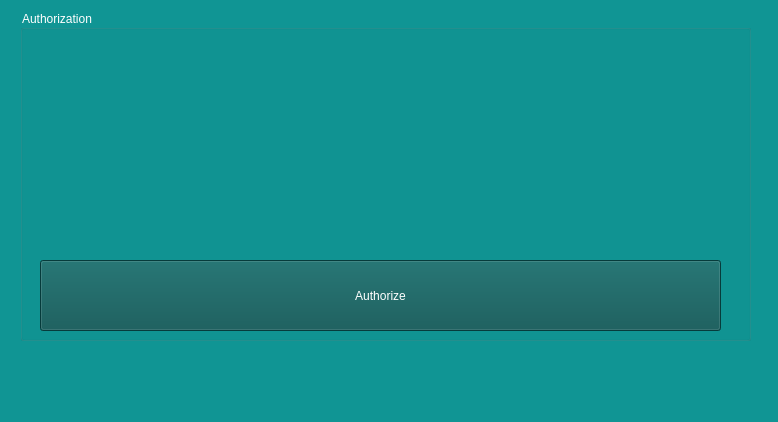
First picture: the form in QTcreator/Diary/mainwindow.ui, repository albaSANDROS/DIPLOMA-PROJECT.-Multi-user-client-server-application-e-journal, before the edit.
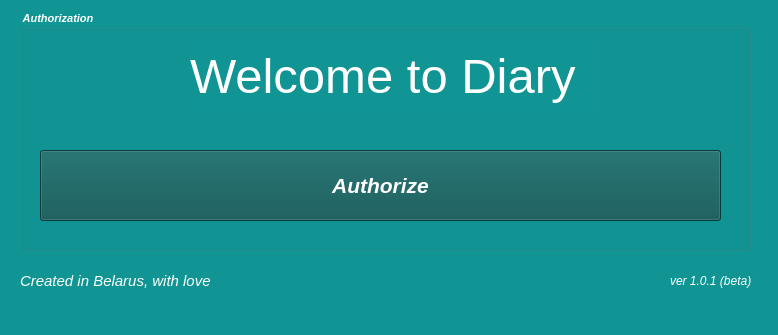
Second picture: the form after the edit.

Diff of the .ui file:
```diff
--- a/QTcreator/Diary/mainwindow.ui
+++ b/QTcreator/Diary/mainwindow.ui
@@ -7,7 +7,7 @@
     <x>0</x>
     <y>0</y>
     <width>778</width>
-    <height>422</height>
+    <height>335</height>
    </rect>
   </property>
   <property name="windowTitle">
@@ -26,9 +26,16 @@
       <x>20</x>
       <y>10</y>
       <width>731</width>
-      <height>331</height>
+      <height>241</height>
      </rect>
     </property>
+    <property name="font">
+     <font>
+      <pointsize>8</pointsize>
+      <italic>true</italic>
+      <bold>true</bold>
+     </font>
+    </property>
     <property name="styleSheet">
      <string notr="true">color: rgb(255, 255, 255);</string>
     </property>
@@ -39,11 +46,24 @@
      <property name="geometry">
       <rect>
        <x>20</x>
-       <y>250</y>
+       <y>140</y>
        <width>681</width>
        <height>71</height>
       </rect>
      </property>
+     <property name="font">
+      <font>
+       <pointsize>16</pointsize>
+       <italic>true</italic>
+       <bold>true</bold>
+      </font>
+     </property>
+     <property name="cursor">
+      <cursorShape>PointingHandCursor</cursorShape>
+     </property>
+     <property name="mouseTracking">
+      <bool>false</bool>
+     </property>
      <property name="styleSheet">
       <string notr="true">background-color: rgb(29, 35, 35);
 background-color: rgb(9, 83, 82);</string>
@@ -52,6 +72,70 @@
       <string>Authorize</string>
      </property>
     </widget>
+    <widget class="QLabel" name="label">
+     <property name="geometry">
+      <rect>
+       <x>170</x>
+       <y>30</y>
+       <width>411</width>
+       <height>71</height>
+      </rect>
+     </property>
+     <property name="font">
+      <font>
+       <pointsize>37</pointsize>
+       <italic>false</italic>
+       <bold>false</bold>
+      </font>
+     </property>
+     <property name="text">
+      <string>Welcome to Diary</string>
+     </property>
+    </widget>
+   </widget>
+   <widget class="QLabel" name="Created">
+    <property name="geometry">
+     <rect>
+      <x>20</x>
+      <y>270</y>
+      <width>221</width>
+      <height>21</height>
+     </rect>
+    </property>
+    <property name="font">
+     <font>
+      <pointsize>11</pointsize>
+      <italic>true</italic>
+     </font>
+    </property>
+    <property name="styleSheet">
+     <string notr="true">color: rgb(255, 255, 255);</string>
+    </property>
+    <property name="text">
+     <string>Created in Belarus, with love</string>
+    </property>
+   </widget>
+   <widget class="QLabel" name="version">
+    <property name="geometry">
+     <rect>
+      <x>670</x>
+      <y>270</y>
+      <width>91</width>
+      <height>21</height>
+     </rect>
+    </property>
+    <property name="font">
+     <font>
+      <pointsize>9</pointsize>
+      <italic>true</italic>
+     </font>
+    </property>
+    <property name="styleSheet">
+     <string notr="true">color: rgb(255, 255, 255);</string>
+    </property>
+    <property name="text">
+     <string>ver 1.0.1 (beta)</string>
+    </property>
    </widget>
   </widget>
   <widget class="QMenuBar" name="menubar">
```
